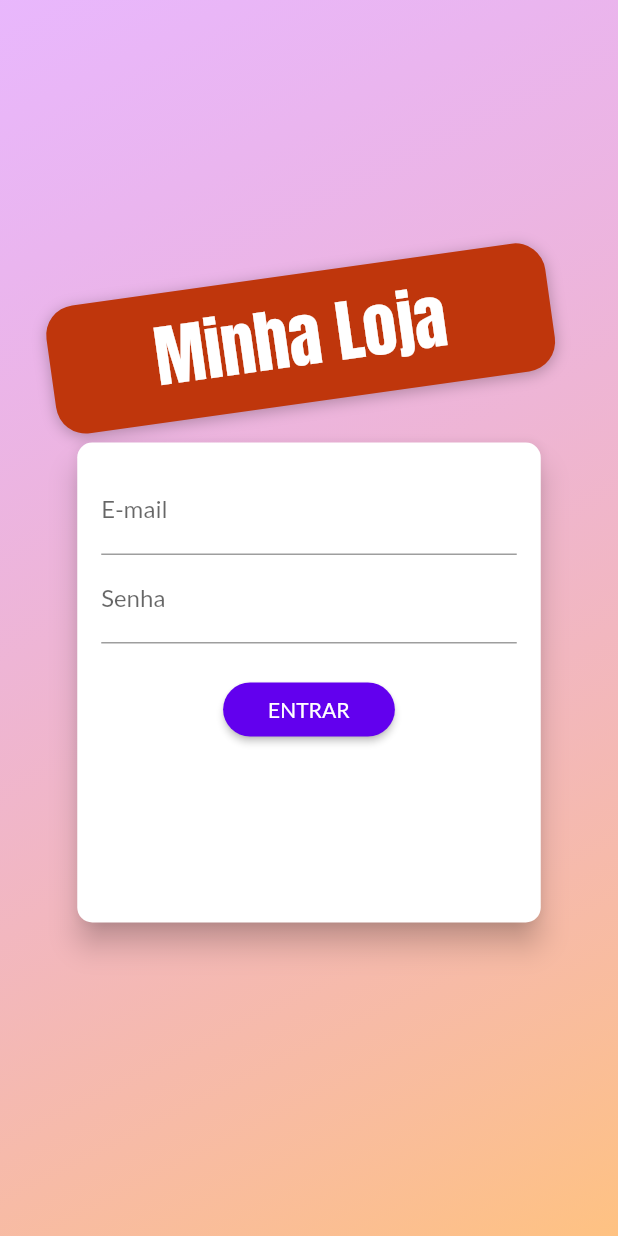
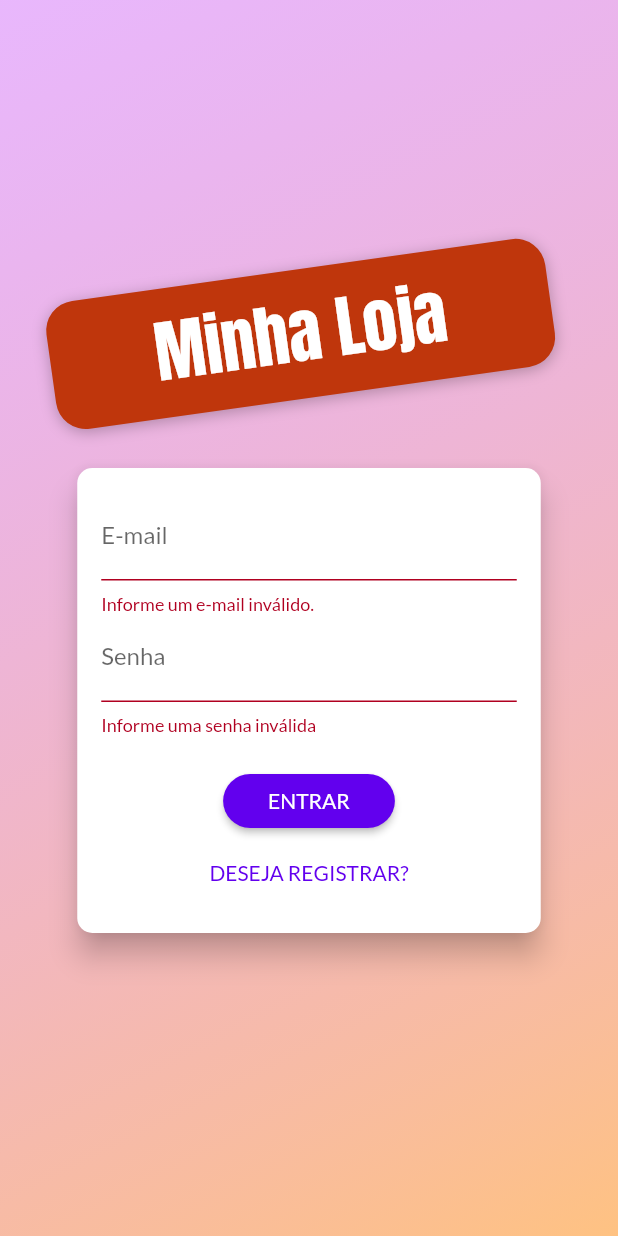
Before and after one commit to IagoEngel/shop, a Flutter app: the screen it shows after launch, after a tap on "ENTRAR", on a phone screen of 412 x 824 dp. Run offline on Flutter 3.47's test engine with Material 2 defaults, Android fonts, the phone set to English and light mode, and no system bars; network calls fail.

Commit message:
Aula 299 até 301

```diff
--- a/lib/components/auth_form.dart
+++ b/lib/components/auth_form.dart
@@ -1,4 +1,7 @@
 import 'package:flutter/material.dart';
+import 'package:provider/provider.dart';
+
+import '../models/auth.dart';
 
 enum AuthMode { signup, login }
 
@@ -11,14 +14,52 @@ class AuthForm extends StatefulWidget {
 
 class _AuthFormState extends State<AuthForm> {
   final _passwordController = TextEditingController();
+  final _formKey = GlobalKey<FormState>();
 
-  final _authMode = AuthMode.login;
-  Map<String, String> _authData = {
+  bool _isLoading = false;
+
+  AuthMode _authMode = AuthMode.login;
+  final Map<String, String> _authData = {
     'email': '',
     'password': '',
   };
 
-  void _submit() {}
+  bool _isLogin() => _authMode == AuthMode.login;
+
+  bool _isSignup() => _authMode == AuthMode.signup;
+
+  void _switchAuthMode() {
+    setState(() {
+      if (_isLogin()) {
+        _authMode = AuthMode.signup;
+      } else {
+        _authMode = AuthMode.login;
+      }
+    });
+  }
+
+  Future<void> _submit() async {
+    final isValid = _formKey.currentState?.validate() ?? false;
+
+    if (!isValid) {
+      return;
+    }
+
+    setState(() => _isLoading = true);
+
+    _formKey.currentState?.save();
+    Auth auth = Provider.of(context, listen: false);
+
+    if (_isLogin()) {
+      //LOGIN
+      await auth.login(_authData['email']!, _authData['password']!);
+    } else {
+      //REGISTER
+      await auth.signUp(_authData['email']!, _authData['password']!);
+    }
+
+    setState(() => _isLoading = false);
+  }
 
   @override
   Widget build(BuildContext context) {
@@ -26,14 +67,16 @@ class _AuthFormState extends State<AuthForm> {
 
     return Card(
       elevation: 8,
+      margin: const EdgeInsets.only(top: 24),
       shape: RoundedRectangleBorder(
         borderRadius: BorderRadius.circular(10),
       ),
       child: Container(
         padding: const EdgeInsets.all(16),
-        height: 320,
+        height: _isLogin() ? 310 : 400,
         width: deviceSize.width * 0.75,
         child: Form(
+          key: _formKey,
           child: Column(
             children: [
               TextFormField(
@@ -66,12 +109,12 @@ class _AuthFormState extends State<AuthForm> {
                   return null;
                 },
               ),
-              if (_authMode != AuthMode.login)
+              if (_isSignup())
                 TextFormField(
                   decoration:
                       const InputDecoration(labelText: 'Confirmar Senha'),
                   obscureText: true,
-                  validator: _authMode == AuthMode.login
+                  validator: _isLogin()
                       ? null
                       : (value) {
                           final password = value ?? '';
@@ -84,6 +127,9 @@ class _AuthFormState extends State<AuthForm> {
                         },
                 ),
               const SizedBox(height: 20),
+              if (_isLoading)
+                const CircularProgressIndicator()
+              else
                 ElevatedButton(
                   onPressed: _submit,
                   style: ElevatedButton.styleFrom(
@@ -99,6 +145,12 @@ class _AuthFormState extends State<AuthForm> {
                     _authMode == AuthMode.login ? 'ENTRAR' : 'REGISTRAR',
                   ),
                 ),
+              const Spacer(),
+              TextButton(
+                onPressed: _switchAuthMode,
+                child:
+                    Text(_isLogin() ? 'DESEJA REGISTRAR?' : 'JÁ POSSUI CONTA?'),
+              ),
             ],
           ),
         ),
--- a/lib/main.dart
+++ b/lib/main.dart
@@ -1,6 +1,7 @@
 import 'package:flutter/material.dart';
 import 'package:provider/provider.dart';
 
+import 'models/auth.dart';
 import 'models/cart.dart';
 import 'models/order_list.dart';
 import 'models/product_list.dart';
@@ -36,6 +37,9 @@ class MyApp extends StatelessWidget {
         ChangeNotifierProvider(
           create: (_) => OrderList(),
         ),
+        ChangeNotifierProvider(
+          create: (_) => Auth(),
+        ),
       ],
       child: MaterialApp(
         debugShowCheckedModeBanner: false,
```
Also changed, not shown: lib/models/auth.dart (added, +31 -0 lines). Lines whose indentation alone changed are shown as unchanged.
